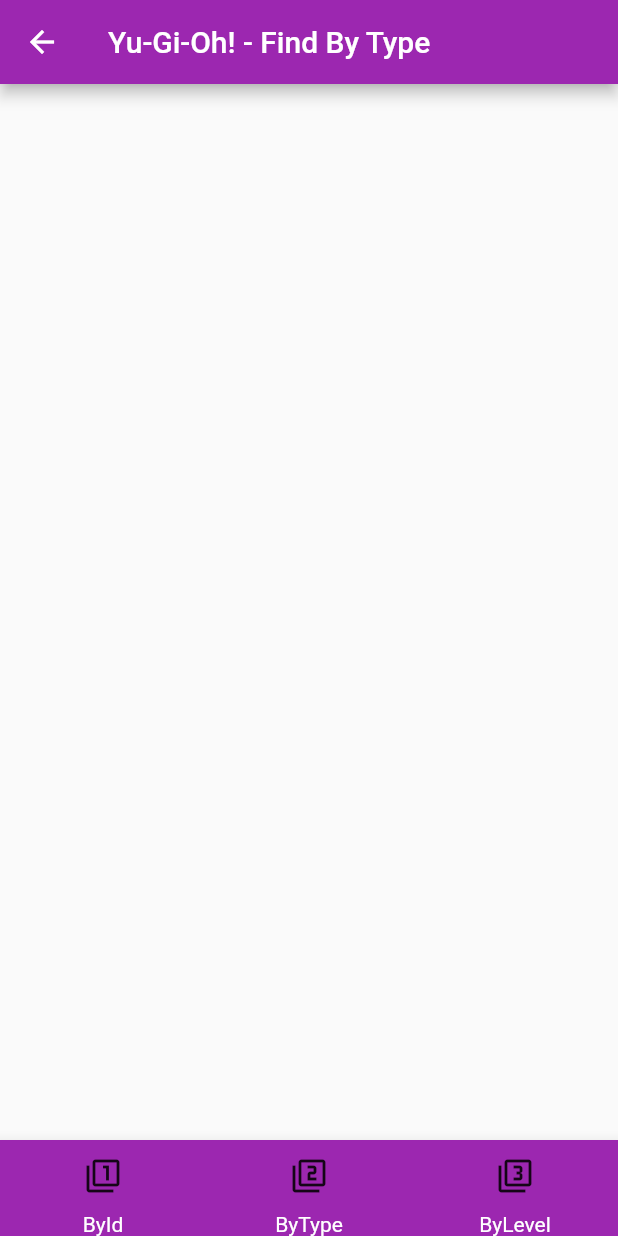
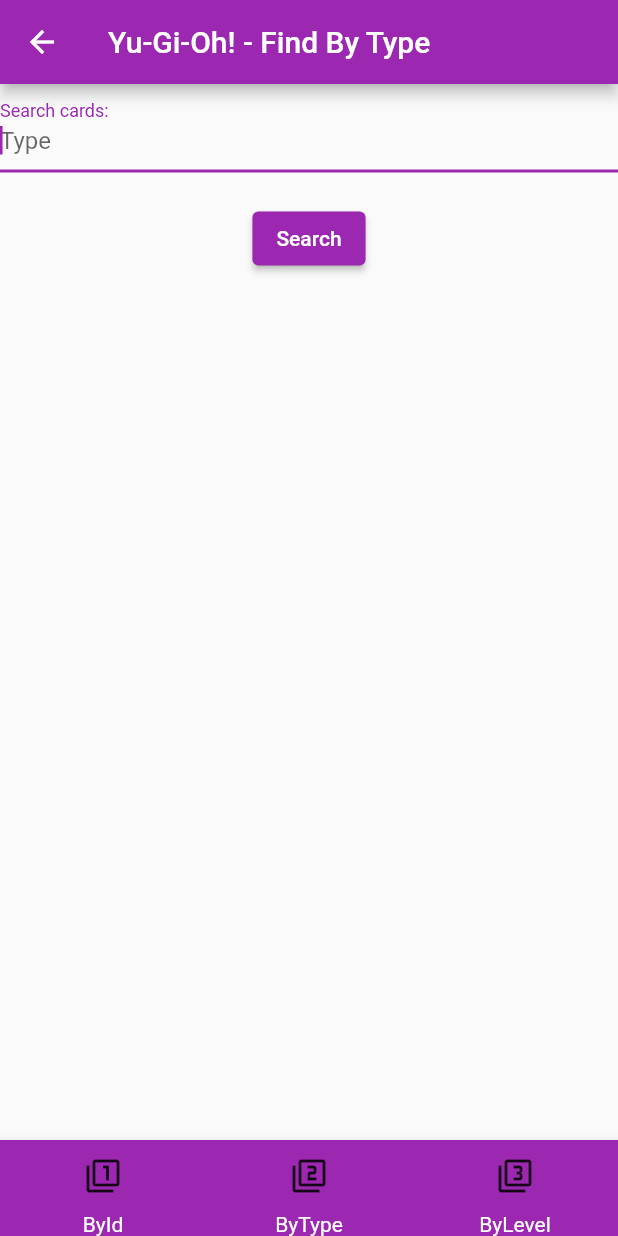
Before and after one commit to LoupMyr/YuGi-Collec, a Flutter app: the screen it shows after launch, after a tap on "Card By Type", on a phone screen of 412 x 824 dp. Run offline on Flutter 3.47's test engine with Material 2 defaults, Android fonts, the phone set to English and light mode, and no system bars; our stand-ins replace carousel_slider, flutter_spinkit.

Commit message:
corrections routes & page type fonctionnelle

```diff
--- a/lib/screens/homeSreen.dart
+++ b/lib/screens/homeSreen.dart
@@ -36,10 +36,19 @@
           children: <Widget>[
             ElevatedButton(
                 onPressed: () => Navigator.pushNamed(context, '/routeId'),
-                child: Text('Card By Id')),
+                child: const SizedBox(
+                  height: 50,
+                  width: 100,
+                  child: Text('Card By Id', textAlign: TextAlign.center),
+                )),
+                const Padding(padding: EdgeInsets.all(10),),
             ElevatedButton(
                 onPressed: () => Navigator.pushNamed(context, '/routeType'),
-                child: Text('Card By Type')),
+                child: const SizedBox(
+                  height: 50,
+                  width: 100,
+                  child: Text('Card By Type',  textAlign: TextAlign.center)
+                )),
           ],
         ),
       ),
--- a/lib/screens/searchType.dart
+++ b/lib/screens/searchType.dart
@@ -1,8 +1,14 @@
+import 'dart:developer';
+
 import 'package:flutter/material.dart';
+import 'package:flutter/services.dart';
 import 'package:yugioh_api/class/api_calls.dart';
 import 'package:yugioh_api/main.dart';
+import 'package:carousel_slider/carousel_slider.dart';
 import 'package:http/http.dart' as http;
 import 'dart:convert' as convert;
+
+import 'package:yugioh_api/screens/searchId.dart';
 
 class TypePage extends StatefulWidget {
   const TypePage({super.key, required this.title});
@@ -17,12 +23,49 @@
   final _formKey = GlobalKey<FormState>();
   String _value = '';
   Api _api = Api();
-  var _card;
-  Widget _widgetCard = Container();
+  var _cards;
+  List<Widget> _tabChildren = [];
+  double _height = 0;
 
-  void recupCard() async {
-    _card = await _api.getCard(_value);
-    //buildCard();
+  void recupCards() async {
+    _cards = await _api.getCardsByType(_value);
+    buildCard();
+  }
+
+  void buildCard() {
+    for (int i = 0; i < _cards['data'].length; i++) {
+      _tabChildren.add(Container(
+        child: Column(
+          children: <Widget>[
+            Image(
+              image: NetworkImage(
+                  _cards['data'][i]['card_images'][0]['image_url']),
+              height: MediaQuery.of(context).size.height * 0.6,
+              width: MediaQuery.of(context).size.width * 0.6,
+            ),
+            Text(
+              'Name: ' + _cards['data'][i]['name'],
+              style: const TextStyle(
+                fontSize: 20,
+                fontWeight: FontWeight.bold, /*overflow: TextOverflow.ellipsis*/
+              ),
+            ),
+            Text(
+              'Type: ' + _cards['data'][i]['type'],
+              style: const TextStyle(fontSize: 20, fontWeight: FontWeight.bold),
+            ),
+            Text(
+              'Level: ' + _cards['data'][i]['level'].toString(),
+              style: const TextStyle(fontSize: 20, fontWeight: FontWeight.bold),
+            ),
+          ],
+        ),
+      ));
+    }
+    setState(() {
+      _tabChildren;
+      _height = MediaQuery.of(context).size.height * 0.8;
+    });
   }
 
   @override
@@ -30,6 +73,64 @@
     return Scaffold(
       appBar: AppBar(
         title: Text(widget.title),
+      ),
+      body: SingleChildScrollView(
+        child: Center(
+          child: Column(
+            //mainAxisAlignment: MainAxisAlignment.center,
+            crossAxisAlignment: CrossAxisAlignment.center,
+            children: <Widget>[
+              CarouselSlider(
+                items: _tabChildren,
+                options: CarouselOptions(
+                  enlargeCenterPage: false,
+                  height: _height,
+                  autoPlay: true,
+                  autoPlayCurve: Curves.easeInOutCirc,
+                  enableInfiniteScroll: true,
+                  autoPlayAnimationDuration: Duration(seconds: 5),
+                  viewportFraction: 0.8,
+                ),
+              ),
+              Container(
+                child: Form(
+                  key: _formKey,
+                  child: Column(
+                    children: [
+                      TextFormField(
+                        inputFormatters: [
+                          FilteringTextInputFormatter.allow(
+                              RegExp(r'[a-zA-Z ]')),
+                        ],
+                        autofocus: true,
+                        decoration: const InputDecoration(
+                            hintText: 'Type', labelText: 'Search cards:'),
+                        validator: (value) {
+                          if (value == null || value.isEmpty) {
+                            return 'Please enter a type';
+                          } else {
+                            _value = value.toString();
+                          }
+                        },
+                      ),
+                      const Padding(
+                          padding: EdgeInsets.symmetric(vertical: 10)),
+                      ElevatedButton(
+                        onPressed: () {
+                          if (_formKey.currentState!.validate()) {
+                            recupCards();
+                          }
+                        },
+                        child: const Text("Search"),
+                      ),
+                      const Padding(padding: EdgeInsets.all(15)),
+                    ],
+                  ),
+                ),
+              ),
+            ],
+          ),
+        ),
       ),
       bottomNavigationBar: BottomAppBar(
         color: Theme.of(context).primaryColor,
@@ -43,7 +144,7 @@
                 direction: Axis.vertical,
                 children: [
                   IconButton(
-                      onPressed: () =>Navigator.pushNamed(context, '/routeId'),
+                      onPressed: () => Navigator.pushReplacement(context, MaterialPageRoute(builder: (context) => const IdPage(title: 'Yu-Gi-Oh! - Find By Id'),)),
                       icon: const Icon(Icons.filter_1)),
                   const Text(
                     "ById",
@@ -58,8 +159,7 @@
                 direction: Axis.vertical,
                 children: [
                   IconButton(
-                      onPressed: () => null,
-                      icon: const Icon(Icons.filter_2)),
+                      onPressed: () => null, icon: const Icon(Icons.filter_2)),
                   const Text(
                     "ByType",
                     style: TextStyle(
--- a/lib/screens/splashscreen.dart
+++ b/lib/screens/splashscreen.dart
@@ -22,7 +22,7 @@
         () => Navigator.pushReplacement(
             context,
             MaterialPageRoute(
-                builder: (context) => HomeScreen(title: 'Yu-Gi-Oh!'))));
+                builder: (context) => const HomeScreen(title: 'Yu-Gi-Oh!'))));
   }
 
   @override
--- a/pubspec.yaml
+++ b/pubspec.yaml
@@ -37,6 +37,7 @@
   # Use with the CupertinoIcons class for iOS style icons.
   cupertino_icons: ^1.0.2
   flutter_spinkit: ^5.1.0
+  carousel_slider: ^4.1.1
   http: ^0.13.5
 
 dev_dependencies:
```
Also changed, not shown: lib/class/api_calls.dart (+8 -1 lines), lib/screens/searchId.dart (+19 -8 lines), pubspec.lock.
